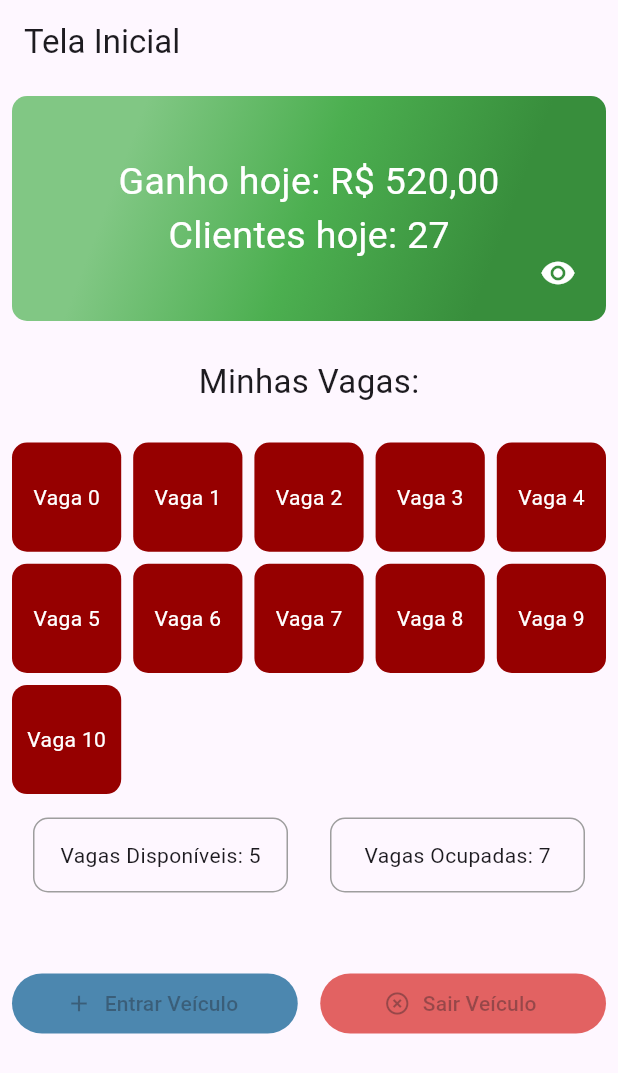
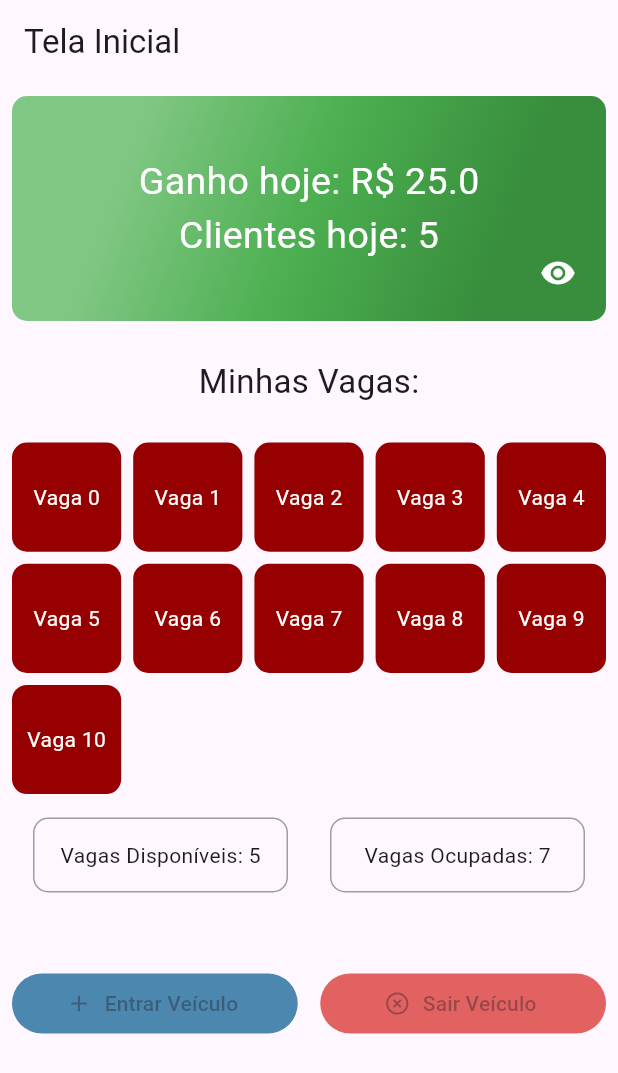
Before and after one commit to guiklisman/estacionamento, a Flutter app: the screen it shows after launch, on a phone screen of 412 x 824 dp. Shown: the top 1073 px of the screen. Run offline on Flutter 3.47's test engine with Material 3 defaults, Android fonts, the phone set to English and light mode, and no system bars; our stand-ins replace dio.

Commit message:
instalando dio

```diff
--- a/lib/home.dart
+++ b/lib/home.dart
@@ -1,5 +1,6 @@
 import 'package:flutter/material.dart';
 
+import 'shared/widgets/daily_earnings_card_widget.dart';
 import 'shared/widgets/default_button_widget.dart';
 import 'shared/widgets/parking_available_widget.dart';
 import 'shared/widgets/parking_icon_widget.dart';
@@ -13,7 +14,6 @@ class HomePage extends StatefulWidget {
 }
 
 class _HomePageState extends State<HomePage> {
-  bool showValues = true;
   @override
   Widget build(BuildContext context) {
     return Scaffold(
@@ -24,66 +24,11 @@ class _HomePageState extends State<HomePage> {
         padding: const EdgeInsets.all(8.0),
         child: Column(
           children: [
-            Container(
-              height: 150,
-              width: 400,
-              decoration: BoxDecoration(
-                borderRadius: BorderRadius.circular(10.0),
-                gradient: LinearGradient(
-                  begin: Alignment.topLeft,
-                  end: Alignment.bottomRight,
-                  colors: [
-                    Colors.green[300]!,
-                    Colors.green[500]!,
-                    Colors.green[700]!,
-                  ],
-                  stops: const [0.2, 0.5, 0.8],
-                ),
-              ),
-              child: Stack(
-                children: [
-                  Positioned(
-                    bottom: 8.0,
-                    right: 8.0,
-                    child: IconButton(
-                      icon: Icon(
-                        showValues ? Icons.visibility : Icons.visibility_off,
-                        color: Colors.white,
-                      ),
-                      onPressed: () {
-                        setState(() {
-                          showValues = !showValues;
-                        });
-                      },
-                    ),
-                  ),
-                  Center(
-                    child: Column(
-                      mainAxisAlignment: MainAxisAlignment.center,
-                      children: [
-                        if (showValues)
-                          const Text(
-                            'Ganho hoje: R\$ 520,00',
-                            style: TextStyle(
-                              fontSize: 25,
-                              color: Colors.white,
-                            ),
-                          ),
-                        if (showValues)
-                          const Text(
-                            'Clientes hoje: 27',
-                            style: TextStyle(
-                              fontSize: 25,
-                              color: Colors.white,
-                            ),
-                          ),
-                      ],
-                    ),
-                  ),
-                ],
-              ),
+            const DailyEarningsCardWidget(
+              totalGainToday: 25.00,
+              totalCustomersToday: 5,
             ),
-            const SizedBox(
+            const SpaceWidget(
               height: 25,
             ),
             const Text(
--- /dev/null
+++ b/lib/shared/widgets/daily_earnings_card_widget.dart
@@ -0,0 +1,83 @@
+import 'package:flutter/material.dart';
+
+class DailyEarningsCardWidget extends StatefulWidget {
+  final double totalGainToday;
+  final int totalCustomersToday;
+  const DailyEarningsCardWidget(
+      {super.key,
+      required this.totalGainToday,
+      required this.totalCustomersToday});
+
+  @override
+  State<DailyEarningsCardWidget> createState() =>
+      _DailyEarningsCardWidgetState();
+}
+
+class _DailyEarningsCardWidgetState extends State<DailyEarningsCardWidget> {
+  bool showValues = true;
+
+  @override
+  Widget build(BuildContext context) {
+    return Container(
+      height: 150,
+      width: 400,
+      decoration: BoxDecoration(
+        borderRadius: BorderRadius.circular(10.0),
+        gradient: LinearGradient(
+          begin: Alignment.topLeft,
+          end: Alignment.bottomRight,
+          colors: [
+            Colors.green[300]!,
+            Colors.green[500]!,
+            Colors.green[700]!,
+          ],
+          stops: const [0.2, 0.5, 0.8],
+        ),
+      ),
+      child: Stack(
+        children: [
+          Positioned(
+            bottom: 8.0,
+            right: 8.0,
+            child: IconButton(
+              icon: Icon(
+                showValues ? Icons.visibility : Icons.visibility_off,
+                color: Colors.white,
+              ),
+              onPressed: () {
+                setState(
+                  () {
+                    showValues = !showValues;
+                  },
+                );
+              },
+            ),
+          ),
+          Center(
+            child: Column(
+              mainAxisAlignment: MainAxisAlignment.center,
+              children: [
+                if (showValues)
+                  Text(
+                    'Ganho hoje: R\$ ${widget.totalGainToday}',
+                    style: const TextStyle(
+                      fontSize: 25,
+                      color: Colors.white,
+                    ),
+                  ),
+                if (showValues)
+                  Text(
+                    'Clientes hoje: ${widget.totalCustomersToday}',
+                    style: const TextStyle(
+                      fontSize: 25,
+                      color: Colors.white,
+                    ),
+                  ),
+              ],
+            ),
+          ),
+        ],
+      ),
+    );
+  }
+}
--- a/pubspec.yaml
+++ b/pubspec.yaml
@@ -14,6 +14,7 @@ dependencies:
     sdk: flutter
 
   cupertino_icons: ^1.0.2
+  dio: ^5.4.1
 
 dev_dependencies:
   flutter_test:
```
Also changed, not shown: lib/repository/api_settings.dart (added, +22 -0 lines), lib/repository/repository.dart (added, +11 -0 lines), pubspec.lock.
